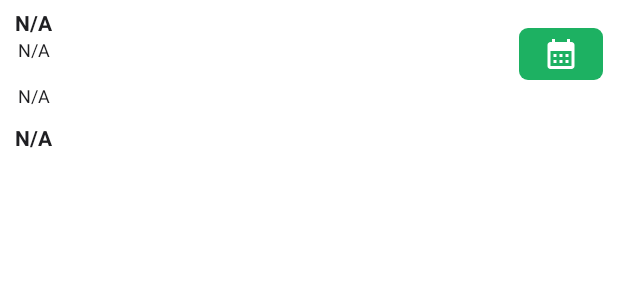
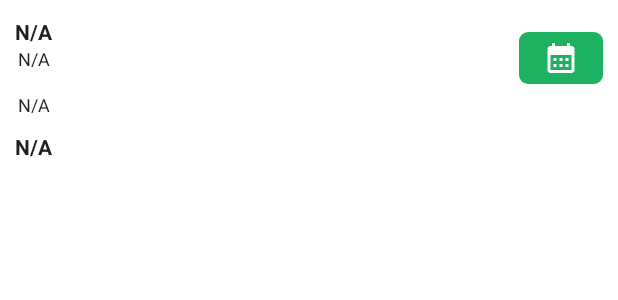
Before and after one commit to gpark608/362_pigeon_hole, an Android app: the layout event_adapter.xml on its own in the app's theme, with its tools: preview values and no code run, on a phone screen of 412 x 824 dp. Shown: the top 300 px of the screen. Run offline under Robolectric (Android 15) with nearby library versions, the phone set to English and light mode, and no system bars; Roboto replaces fonts that are not available here.

Commit message:
Increase top and bottom margin

```diff
--- a/app/src/main/res/layout/event_adapter.xml
+++ b/app/src/main/res/layout/event_adapter.xml
@@ -34,6 +34,7 @@
                     android:textSize="14sp"
                     android:layout_width="match_parent"
                     android:layout_height="wrap_content"
+                    android:layout_marginTop="6dp"
                     android:layout_weight="1"
                     android:textColor="@color/raisin_black"
                     android:text="@string/unknown"
@@ -110,7 +111,7 @@
         android:background="@color/white"
         android:paddingTop="10dp"
         android:paddingStart="10dp"
-        android:paddingBottom="5dp"
+        android:paddingBottom="6dp"
         android:textColor="@color/raisin_black"
         android:textStyle="bold"
         android:textSize="14sp" />
```
